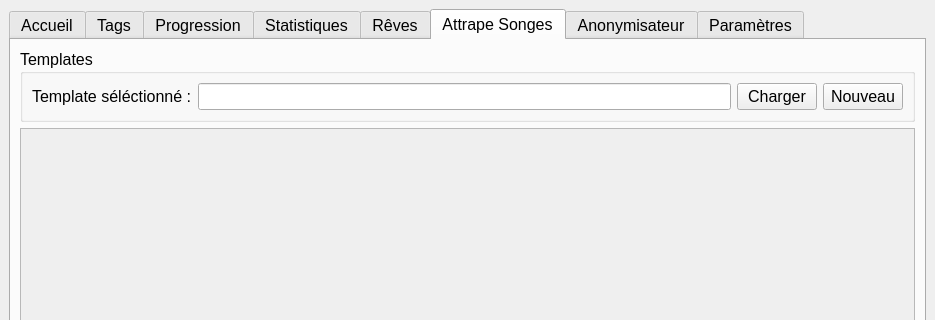
estebanthi/DreamsAnalyzer, file src/ui/main_window.ui: the form before one commit; both pictures show x 0 to 935 and y 0 to 320 of the 935 by 735 pixel window.
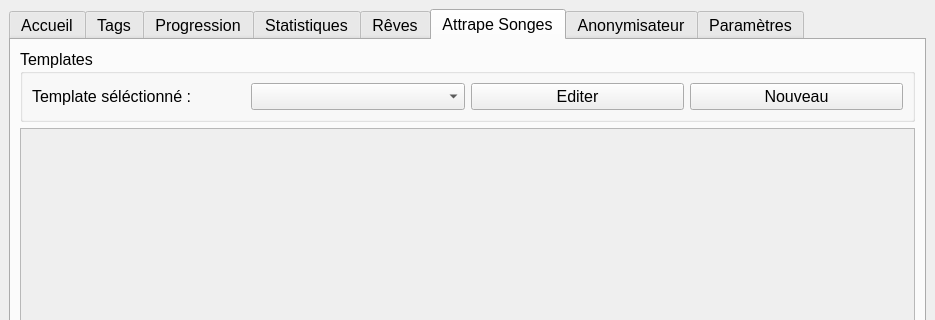
The form after the commit. The open tabs and pages were chosen to show the change. Custom widgets are drawn as their Qt base class.

Diff of the .ui file:
```diff
--- a/src/ui/main_window.ui
+++ b/src/ui/main_window.ui
@@ -808,12 +808,12 @@
             </widget>
            </item>
            <item>
-            <widget class="QLineEdit" name="selectedTemplateEdit"/>
+            <widget class="QComboBox" name="templatesComboBox"/>
            </item>
            <item>
             <widget class="QPushButton" name="loadTemplateButton">
              <property name="text">
-              <string>Charger</string>
+              <string>Editer</string>
              </property>
             </widget>
            </item>
```
Left out of the diff: 4 changed lines with no effect on the pictures.
